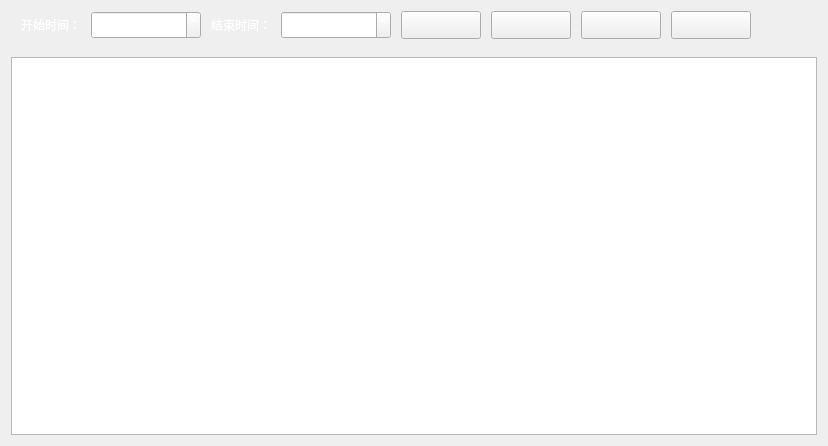
The window that ChuangfengDesktop/GeneralManagerQWidget.ui (asdlei99/chuangfengdesktop) describes before a commit, drawn with Qt 5.
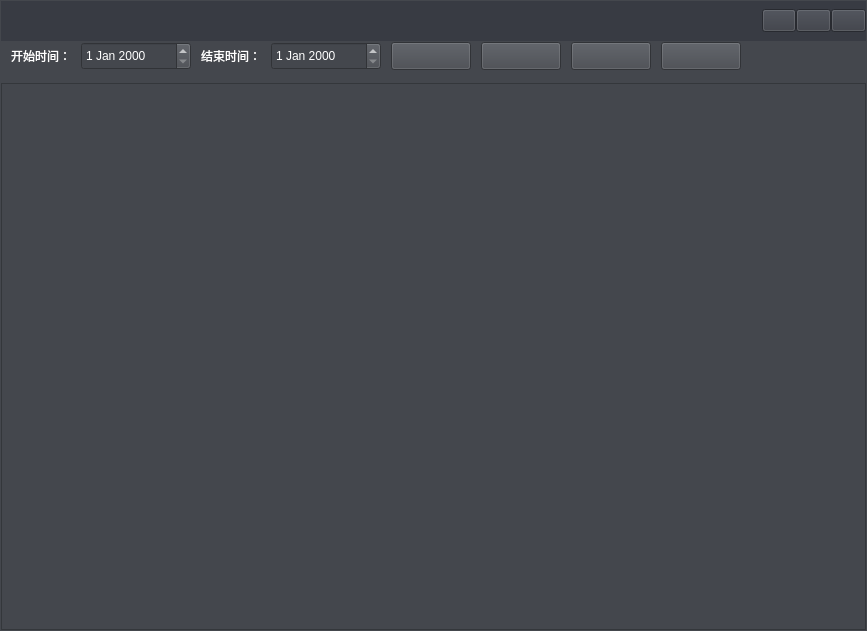
The same window after the commit.

Patch:
```diff
--- a/ChuangfengDesktop/GeneralManagerQWidget.ui
+++ b/ChuangfengDesktop/GeneralManagerQWidget.ui
@@ -6,14 +6,114 @@
    <rect>
     <x>0</x>
     <y>0</y>
-    <width>828</width>
-    <height>446</height>
+    <width>867</width>
+    <height>631</height>
    </rect>
   </property>
   <property name="windowTitle">
    <string>Form</string>
   </property>
+  <property name="styleSheet">
+   <string notr="true">background-color: rgb(68, 71, 77);</string>
+  </property>
   <layout class="QVBoxLayout" name="verticalLayout">
+   <property name="spacing">
+    <number>1</number>
+   </property>
+   <property name="leftMargin">
+    <number>1</number>
+   </property>
+   <property name="topMargin">
+    <number>1</number>
+   </property>
+   <property name="rightMargin">
+    <number>1</number>
+   </property>
+   <property name="bottomMargin">
+    <number>1</number>
+   </property>
+   <item>
+    <widget class="QWidget" name="general_title" native="true">
+     <property name="minimumSize">
+      <size>
+       <width>0</width>
+       <height>40</height>
+      </size>
+     </property>
+     <property name="styleSheet">
+      <string notr="true">background-color: rgb(56, 59, 67);</string>
+     </property>
+     <layout class="QHBoxLayout" name="horizontalLayout">
+      <property name="spacing">
+       <number>0</number>
+      </property>
+      <property name="leftMargin">
+       <number>0</number>
+      </property>
+      <property name="topMargin">
+       <number>0</number>
+      </property>
+      <property name="rightMargin">
+       <number>0</number>
+      </property>
+      <property name="bottomMargin">
+       <number>0</number>
+      </property>
+      <item>
+       <spacer name="horizontalSpacer_2">
+        <property name="orientation">
+         <enum>Qt::Horizontal</enum>
+        </property>
+        <property name="sizeHint" stdset="0">
+         <size>
+          <width>766</width>
+          <height>20</height>
+         </size>
+        </property>
+       </spacer>
+      </item>
+      <item>
+       <widget class="QPushButton" name="general_min_btn">
+        <property name="minimumSize">
+         <size>
+          <width>32</width>
+          <height>23</height>
+         </size>
+        </property>
+        <property name="text">
+         <string/>
+        </property>
+       </widget>
+      </item>
+      <item>
+       <widget class="QPushButton" name="general_max_restore_btn">
+        <property name="minimumSize">
+         <size>
+          <width>32</width>
+          <height>23</height>
+         </size>
+        </property>
+        <property name="text">
+         <string/>
+        </property>
+       </widget>
+      </item>
+      <item>
+       <widget class="QPushButton" name="general_cose_btn">
+        <property name="minimumSize">
+         <size>
+          <width>32</width>
+          <height>23</height>
+         </size>
+        </property>
+        <property name="text">
+         <string/>
+        </property>
+       </widget>
+      </item>
+     </layout>
+    </widget>
+   </item>
    <item>
     <widget class="QWidget" name="widget" native="true">
      <property name="minimumSize">
@@ -22,6 +122,9 @@
        <height>40</height>
       </size>
      </property>
+     <property name="styleSheet">
+      <string notr="true">background-color: rgb(68, 71, 77);</string>
+     </property>
      <widget class="QDateEdit" name="startdateEdit">
       <property name="geometry">
        <rect>
@@ -135,7 +238,17 @@
     </widget>
    </item>
    <item>
-    <widget class="QTableView" name="general_table_view"/>
+    <widget class="QTableView" name="general_table_view">
+     <property name="minimumSize">
+      <size>
+       <width>865</width>
+       <height>547</height>
+      </size>
+     </property>
+     <property name="styleSheet">
+      <string notr="true">background-color: rgb(68, 71, 77);</string>
+     </property>
+    </widget>
    </item>
   </layout>
  </widget>
```
